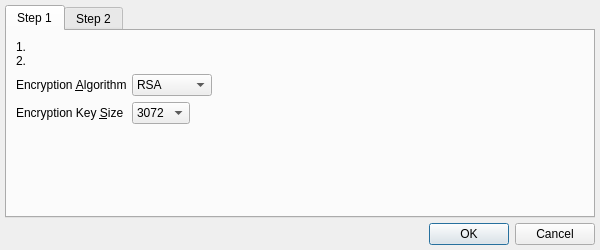
Qt form branches/trunk/UI/forwardsecrecyalgorithmsselection.ui (textbrowser/spot-on) before a commit.
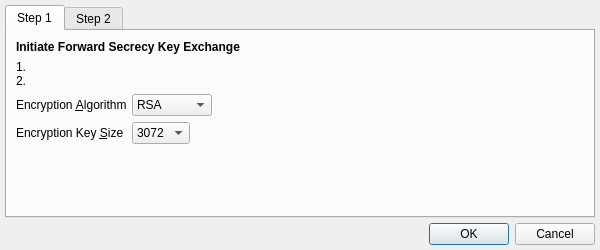
The same form after that commit. Icons and pictures are not drawn.

Diff of the .ui file:
```diff
--- a/branches/trunk/UI/forwardsecrecyalgorithmsselection.ui
+++ b/branches/trunk/UI/forwardsecrecyalgorithmsselection.ui
@@ -31,6 +31,13 @@
        <string>Step 1</string>
       </attribute>
       <layout class="QVBoxLayout" name="verticalLayout_3">
+       <item>
+        <widget class="QLabel" name="label">
+         <property name="text">
+          <string>&lt;b&gt;Initiate Forward Secrecy Key Exchange&lt;/b&gt;</string>
+         </property>
+        </widget>
+       </item>
        <item>
         <widget class="QLabel" name="text_1">
          <property name="text">
```
Left out of the diff: 7 changed lines with no effect on the pictures.
